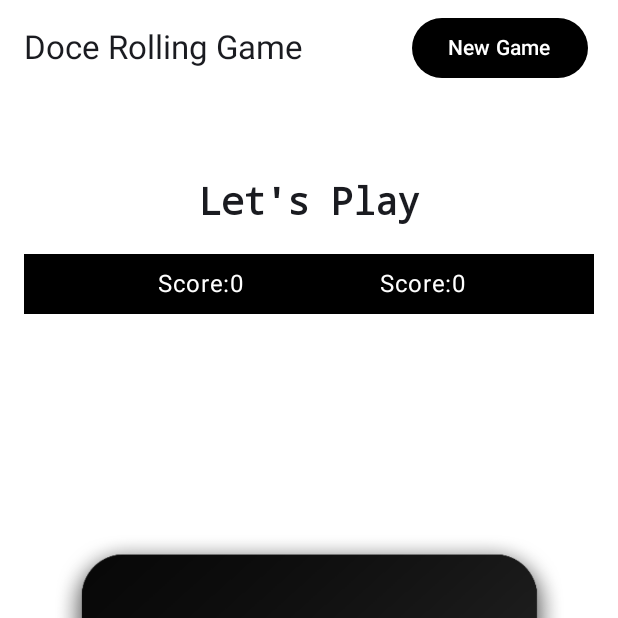
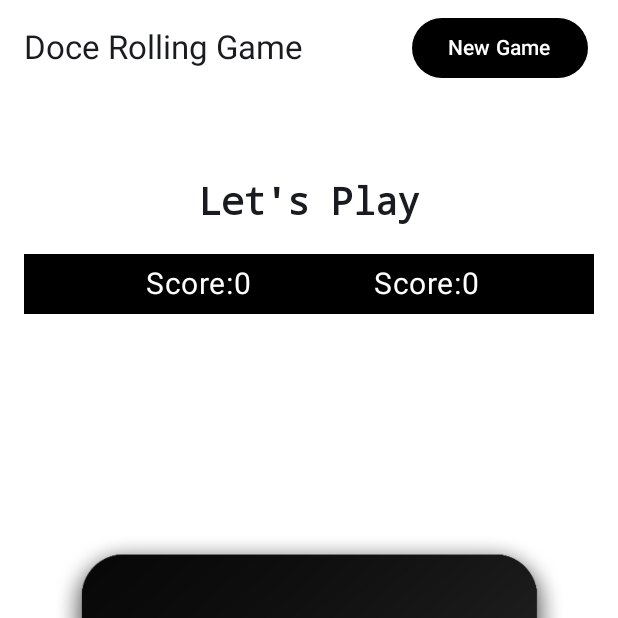
Before and after one commit to hamza-appdev/DiceRoller, an Android app built with Jetpack Compose: the composable Dicegamescreen called with empty values, on a phone screen of 412 x 824 dp, the top half of it. Run offline under Robolectric (Android 15) with nearby library versions, the phone set to English and light mode, and no system bars.

Commit message:
initial commit

```diff
--- a/app/build.gradle.kts
+++ b/app/build.gradle.kts
@@ -57,6 +57,12 @@ dependencies {
     debugImplementation(libs.androidx.ui.tooling)
     debugImplementation(libs.androidx.ui.test.manifest)
 
+    implementation("androidx.compose.material3:material3:1.3.0")
+
     val nav_version = "2.9.3"
     implementation("androidx.navigation:navigation-compose:$nav_version")
+
+    implementation("androidx.compose.ui:ui:1.7.0")
+    implementation("androidx.activity:activity-compose:1.9.0")
+
 }
--- a/app/src/main/java/com/example/diceroller/screens/Dicegamescreen.kt
+++ b/app/src/main/java/com/example/diceroller/screens/Dicegamescreen.kt
@@ -140,8 +140,8 @@ fun DiceGame(
                 modifier = Modifier.fillMaxWidth(),
                 horizontalArrangement = Arrangement.SpaceEvenly
             ) {
-                Text("$player1 Score:$player1Score",color = Color.White, fontSize = 16.sp)
-                Text("$player2 Score:$player2Score",color = Color.White, fontSize = 16.sp)
+                Text("$player1 Score:$player1Score",color = Color.White, fontSize = 20.sp)
+                Text("$player2 Score:$player2Score",color = Color.White, fontSize = 20.sp)
             }
         }
 
--- a/app/src/main/res/values/themes.xml
+++ b/app/src/main/res/values/themes.xml
@@ -1,5 +1,12 @@
 <?xml version="1.0" encoding="utf-8"?>
 <resources>
 
-    <style name="Theme.DiceRoller" parent="android:Theme.Material.Light.NoActionBar" />
+<!--    <style name="Theme.DiceRoller" parent="android:Theme.Material.Light.NoActionBar"-->
+<!--     -->
+<!--        />-->
+
+        <style name="Theme.DiceRoller" parent="android:Theme.Material.Light.NoActionBar">
+            <item name="android:windowIsTranslucent">true</item>
+        </style>
+
 </resources>
```
